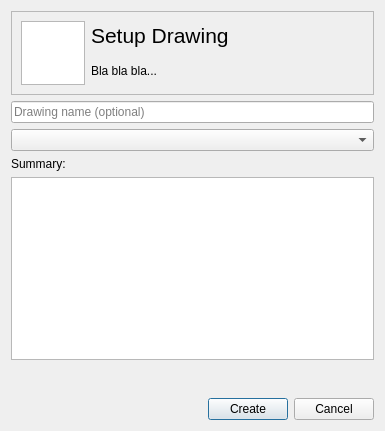
First picture: the form in gui/drawingsetupdialog.ui, repository Soerboe/Urim, before the edit.
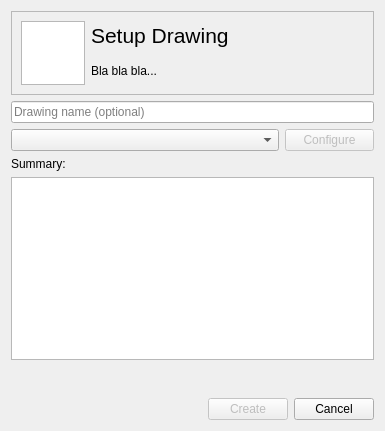
Second picture: the form after the edit.

Commit message:
Configure drawing configurations
Plus some other fixes

Diff of the .ui file:
```diff
--- a/gui/drawingsetupdialog.ui
+++ b/gui/drawingsetupdialog.ui
@@ -102,6 +102,8 @@
         </widget>
        </item>
        <item>
+        <layout class="QHBoxLayout" name="horizontalLayout" stretch="75,25">
+         <item>
         <widget class="QComboBox" name="drawingTypeSelector">
          <property name="currentText">
           <string/>
@@ -112,6 +114,18 @@
         </widget>
        </item>
        <item>
+          <widget class="QPushButton" name="configureButton">
+           <property name="enabled">
+            <bool>false</bool>
+           </property>
+           <property name="text">
+            <string>Configure</string>
+           </property>
+          </widget>
+         </item>
+        </layout>
+       </item>
+       <item>
         <widget class="QLabel" name="summaryLabel">
          <property name="text">
           <string>Summary:</string>
@@ -157,6 +171,9 @@
        </item>
        <item>
         <widget class="QPushButton" name="createButton">
+         <property name="enabled">
+          <bool>false</bool>
+         </property>
          <property name="text">
           <string>Create</string>
          </property>
```
Left out of the diff: 3 changed lines with no effect on the pictures. Lines whose indentation alone changed are shown as unchanged. The commit also changes 19 other files.
